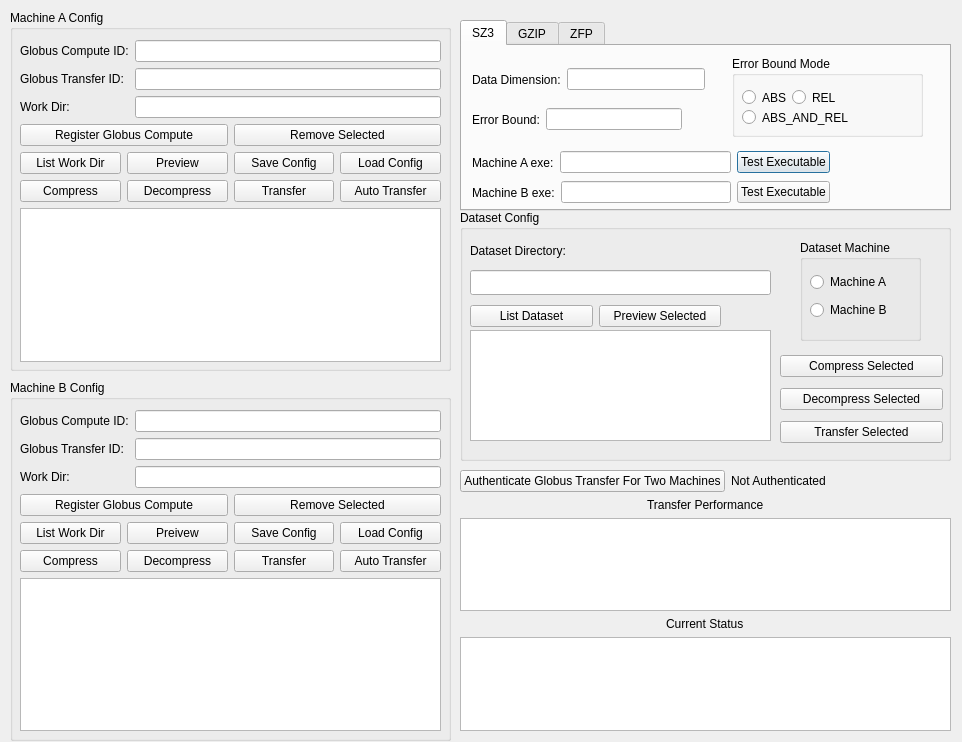
This is ocelot.ui in legendPerceptor/Ocelot as Qt 5 draws it before an edit. The edited form follows.
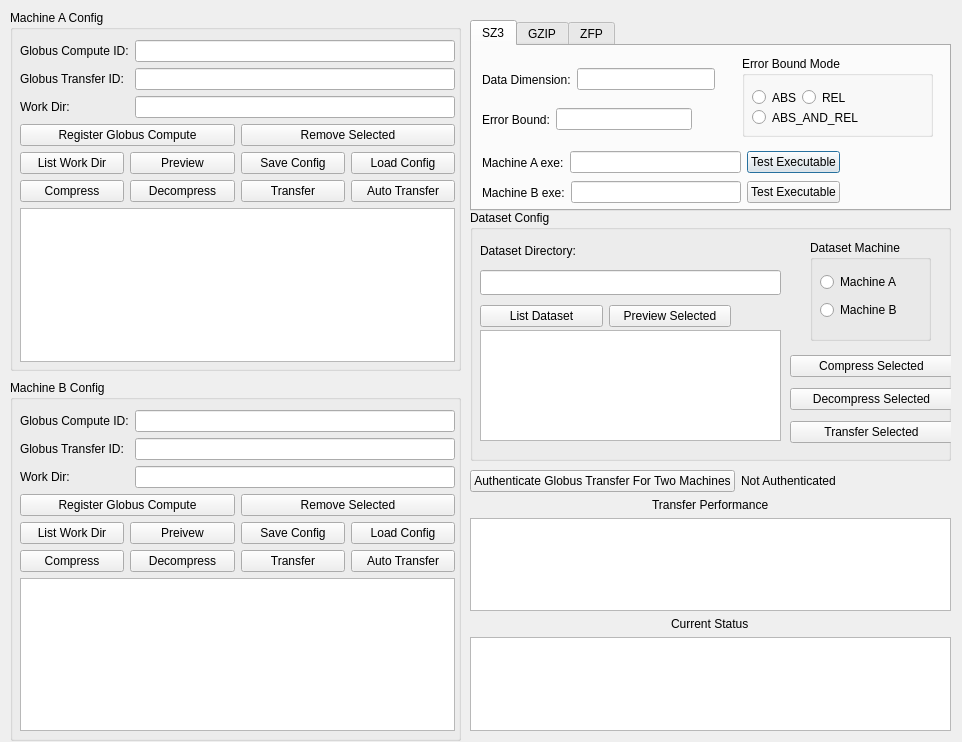
This is the edited form.

The edit to the form file:
```diff
--- a/ocelot.ui
+++ b/ocelot.ui
@@ -16,9 +16,9 @@
   <widget class="QTabWidget" name="compressorTabWdiget">
    <property name="geometry">
     <rect>
-     <x>460</x>
+     <x>470</x>
      <y>20</y>
-     <width>491</width>
+     <width>481</width>
      <height>191</height>
     </rect>
    </property>
@@ -226,7 +226,7 @@
     <rect>
      <x>10</x>
      <y>10</y>
-     <width>441</width>
+     <width>451</width>
      <height>361</height>
     </rect>
    </property>
@@ -238,7 +238,7 @@
      <rect>
       <x>10</x>
       <y>30</y>
-      <width>421</width>
+      <width>435</width>
       <height>322</height>
      </rect>
     </property>
@@ -370,7 +370,7 @@
     <rect>
      <x>10</x>
      <y>380</y>
-     <width>441</width>
+     <width>451</width>
      <height>361</height>
     </rect>
    </property>
@@ -382,7 +382,7 @@
      <rect>
       <x>10</x>
       <y>30</y>
-      <width>421</width>
+      <width>435</width>
       <height>321</height>
      </rect>
     </property>
@@ -512,9 +512,9 @@
   <widget class="QWidget" name="layoutWidget">
    <property name="geometry">
     <rect>
-     <x>460</x>
+     <x>470</x>
      <y>470</y>
-     <width>491</width>
+     <width>481</width>
      <height>261</height>
     </rect>
    </property>
@@ -562,9 +562,9 @@
   <widget class="QGroupBox" name="groupBox_5">
    <property name="geometry">
     <rect>
-     <x>460</x>
+     <x>470</x>
      <y>210</y>
-     <width>491</width>
+     <width>481</width>
      <height>251</height>
     </rect>
    </property>
```
